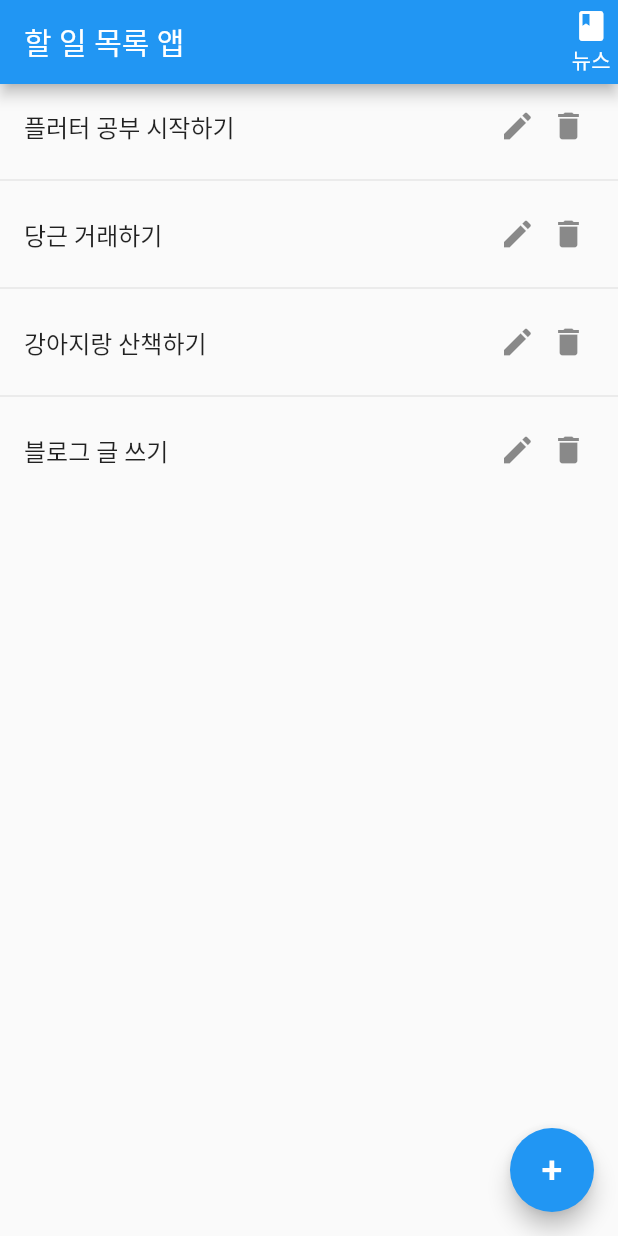
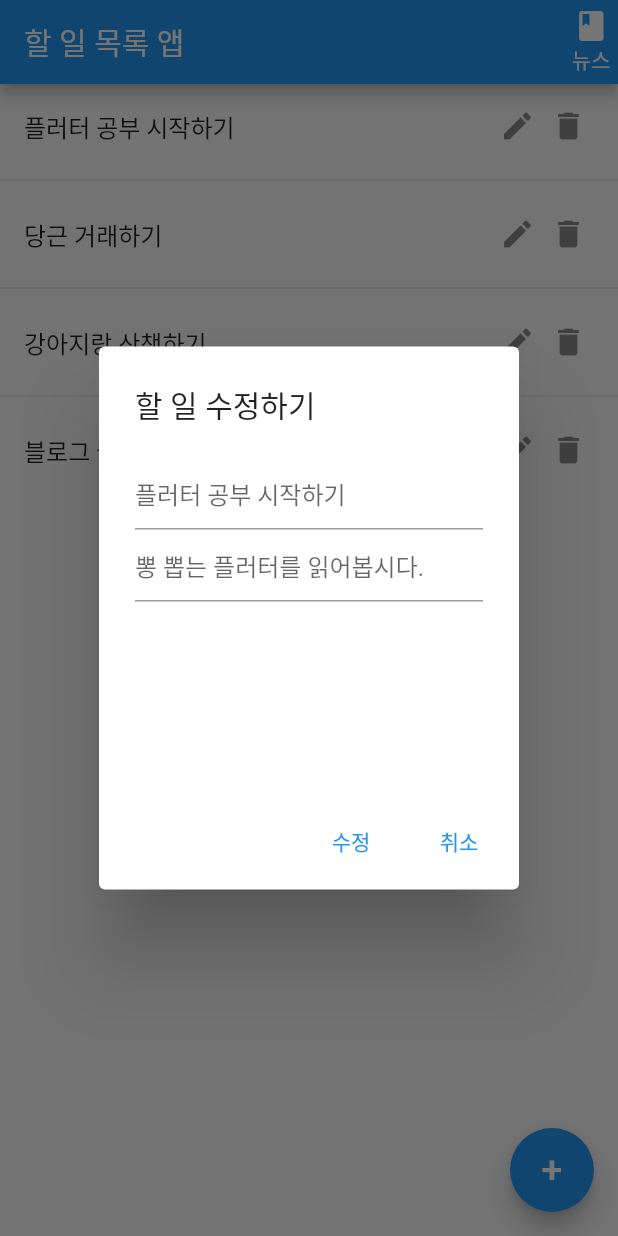
Before and after one commit to mcoding777/Flutter_Study, a Flutter app: the ListScreen screen opened directly, after a tap on "뉴스", after a tap on the "edit" icon, on a phone screen of 412 x 824 dp. Run offline on Flutter 3.47's test engine with Material 2 defaults, Android fonts, the phone set to English and light mode, and no system bars; our stand-ins replace fluttertoast, shared_preferences, sprintf; accounts and stored records are empty.

Commit message:
feat: todo 수정 기능 추가

```diff
--- a/splash_todo/lib/screens/list_screen.dart
+++ b/splash_todo/lib/screens/list_screen.dart
@@ -142,7 +142,65 @@ class _ListScreenState extends State<ListScreen> {
                           padding: const EdgeInsets.all(5),
                           child: InkWell(
                             child: const Icon(Icons.edit),
-                            onTap: () {},
+                            onTap: () {
+                              showDialog(
+                                context: context,
+                                builder: (BuildContext context) {
+                                  String title = todos[index].title;
+                                  String description = todos[index].description;
+                                  return AlertDialog(
+                                    title: const Text('할 일 수정하기'),
+                                    content: Container(
+                                      height: 200,
+                                      child: Column(
+                                        children: [
+                                          TextField(
+                                            onChanged: (value) {
+                                              title = value;
+                                            },
+                                            decoration: InputDecoration(
+                                              hintText: todos[index].title,
+                                            ),
+                                          ),
+                                          TextField(
+                                            onChanged: (value) {
+                                              description = value;
+                                            },
+                                            decoration: InputDecoration(
+                                              hintText:
+                                                  todos[index].description,
+                                            ),
+                                          ),
+                                        ],
+                                      ),
+                                    ),
+                                    actions: [
+                                      TextButton(
+                                        onPressed: () async {
+                                          Todo newTodo = Todo(
+                                            id: todos[index].id,
+                                            title: title,
+                                            description: description,
+                                          );
+                                          setState(() {
+                                            todoDefault.updateTodo(
+                                                index, newTodo);
+                                          });
+                                          Navigator.of(context).pop();
+                                        },
+                                        child: const Text('수정'),
+                                      ),
+                                      TextButton(
+                                        onPressed: () {
+                                          Navigator.of(context).pop();
+                                        },
+                                        child: const Text('취소'),
+                                      ),
+                                    ],
+                                  );
+                                },
+                              );
+                            },
                           ),
                         ),
                         Container(
```
Also changed, not shown: splash_todo/lib/providers/todo_default.dart (+2 -6 lines).
